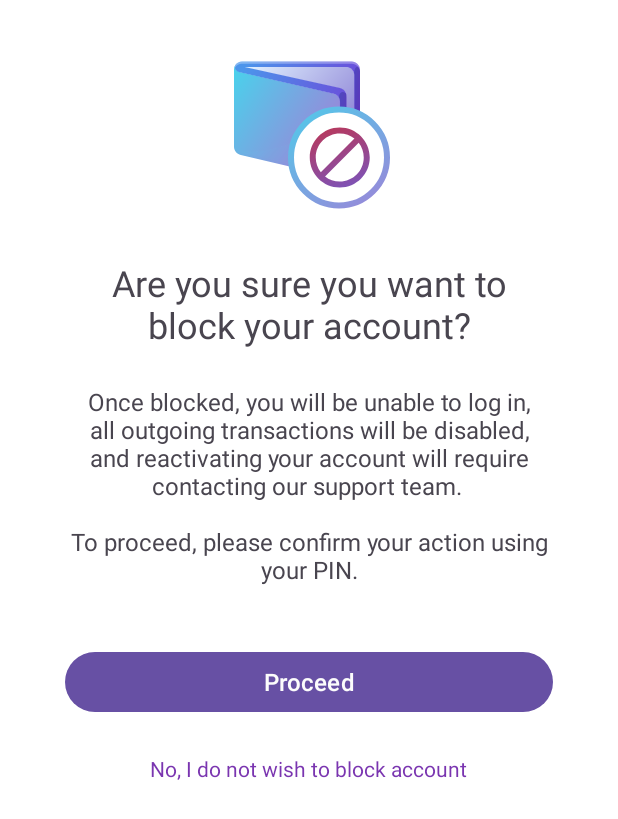
After one commit to hainguyehuy/voucherTask, an Android app: the fragment BlockAccountFragment placed in its activity, on a phone screen of 412 x 824 dp. The commit adds this screen. Shown: the top 819 px of the screen. Run offline under Robolectric (Android 15) with nearby library versions, the phone set to English and light mode, and no system bars.

Commit message:
add BlockAccountActivity

```diff
--- a/app/build.gradle.kts
+++ b/app/build.gradle.kts
@@ -36,6 +36,7 @@ android {
     }
     buildFeatures{
         dataBinding = true
+        viewBinding = true
     }
 }
 
--- /dev/null
+++ b/app/src/main/java/com/example/firsttask/ui/view/BlockAccountActivity.kt
@@ -0,0 +1,23 @@
+package com.example.firsttask.ui.view
+
+import androidx.appcompat.app.AppCompatActivity
+import android.os.Bundle
+import com.example.firsttask.R
+import com.example.firsttask.databinding.ActivityBlockAccountBinding
+
+class BlockAccountActivity : AppCompatActivity() {
+    private lateinit var binding : ActivityBlockAccountBinding
+    override fun onCreate(savedInstanceState: Bundle?) {
+        super.onCreate(savedInstanceState)
+        binding = ActivityBlockAccountBinding.inflate(layoutInflater)
+        setContentView(binding.root)
+
+        binding.button.setOnClickListener {
+            supportFragmentManager.beginTransaction()
+                .replace(R.id.fragmentContainerView,BlockAccountFragment())
+                .addToBackStack(null)
+                .commit()
+        }
+
+    }
+}
--- /dev/null
+++ b/app/src/main/java/com/example/firsttask/ui/view/BlockAccountFragment.kt
@@ -0,0 +1,46 @@
+package com.example.firsttask.ui.view
+
+import android.os.Bundle
+import androidx.fragment.app.Fragment
+import android.view.LayoutInflater
+import android.view.View
+import android.view.ViewGroup
+import com.example.firsttask.R
+import com.example.firsttask.databinding.FragmentBlockAccountBinding
+
+
+class BlockAccountFragment : Fragment() {
+
+    private var _binding: FragmentBlockAccountBinding?= null
+    private val binding get() = _binding!!
+    override fun onCreate(savedInstanceState: Bundle?) {
+        super.onCreate(savedInstanceState)
+
+    }
+
+    override fun onCreateView(
+        inflater: LayoutInflater, container: ViewGroup?,
+        savedInstanceState: Bundle?
+    ): View? {
+        _binding = FragmentBlockAccountBinding.inflate(inflater, container, false)
+        return binding.root
+    }
+
+    override fun onViewCreated(view: View, savedInstanceState: Bundle?) {
+        super.onViewCreated(view, savedInstanceState)
+
+        _binding?.lpBtnProceed?.setOnClickListener {
+            parentFragmentManager.beginTransaction()
+                .replace(R.id.fragmentContainerView,BlockAccountPinVerifyFragment())
+                .addToBackStack(null)
+                .commit()
+        }
+    }
+
+    override fun onDestroyView() {
+        super.onDestroyView()
+        _binding = null
+    }
+
+
+}
--- /dev/null
+++ b/app/src/main/res/drawable/icon_upgradewallet.xml
@@ -0,0 +1,146 @@
+<vector xmlns:android="http://schemas.android.com/apk/res/android"
+    xmlns:aapt="http://schemas.android.com/aapt"
+    android:width="120dp"
+    android:height="120dp"
+    android:viewportWidth="120"
+    android:viewportHeight="120">
+  <group>
+    <clip-path
+        android:pathData="M0,0h120v120h-120z"/>
+    <path
+        android:pathData="M75.3,89.52C74.93,89.52 74.55,89.48 74.18,89.4C74.13,89.39 74.07,89.38 74.02,89.37L14.53,75.37C13.19,75.05 11.99,74.27 11.17,73.16L11.13,73.12C10.39,72.1 10,70.9 10,69.65V18.33C10,17.28 10.31,16.26 10.89,15.39L11.09,15.5C10.69,16.43 10.68,17.33 11.06,18.08C11.51,18.98 12.5,19.64 13.83,19.95L76.56,34.35C79.08,34.94 80.84,37.16 80.84,39.75V83.97C80.84,87.03 78.36,89.52 75.3,89.52L75.3,89.52Z">
+      <aapt:attr name="android:fillColor">
+        <gradient
+            android:startX="78.43"
+            android:startY="113.35"
+            android:endX="-11.35"
+            android:endY="56.57"
+            android:type="linear">
+          <item android:offset="0.12" android:color="#FFAB76D5"/>
+          <item android:offset="1" android:color="#FF4CCFEB"/>
+        </gradient>
+      </aapt:attr>
+    </path>
+    <path
+        android:pathData="M10.99,17.3C10.92,17.46 10.86,17.63 10.81,17.79C10.8,17.74 10.78,17.7 10.77,17.65C10.84,17.53 10.91,17.41 10.99,17.3Z"
+        android:strokeAlpha="0.55"
+        android:fillColor="#ffffff"
+        android:fillAlpha="0.55"/>
+    <path
+        android:pathData="M84.76,36.15C84.76,34.71 84.2,33.36 83.17,32.35C82.47,31.67 81.61,31.2 80.67,30.98L14.98,16.47H84.83C86.52,16.47 88.1,17.23 89.16,18.56C89.96,19.55 90.38,20.75 90.38,22.02V66.54C90.38,67.16 90.28,67.76 90.08,68.34C89.54,69.9 88.36,71.13 86.82,71.72C86.2,71.95 85.55,72.08 84.88,72.08L84.76,72.08V36.15V36.15Z">
+      <aapt:attr name="android:fillColor">
+        <gradient
+            android:startX="87.81"
+            android:startY="89.96"
+            android:endX="13.71"
+            android:endY="23.47"
+            android:type="linear">
+          <item android:offset="0.12" android:color="#FF8476D1"/>
+          <item android:offset="1" android:color="#FFDFF0FF"/>
+        </gradient>
+      </aapt:attr>
+    </path>
+    <path
+        android:pathData="M76.85,89.7C75.99,89.7 75.09,89.59 74.19,89.39L74.23,89.16C74.59,89.23 74.95,89.27 75.31,89.27C78.23,89.27 80.61,86.88 80.61,83.95V39.73C80.61,38.91 80.42,38.09 80.05,37.35C79.34,35.94 78.05,34.92 76.51,34.56L13.77,20.16C12.38,19.83 11.34,19.13 10.86,18.17C10.44,17.35 10.45,16.39 10.88,15.39C11.88,13.89 13.53,13.01 15.31,13.01H88.45C91.51,13.01 94,15.5 94,18.56V63.07C94.08,68.92 91.64,70.57 86.81,71.7L86.74,71.48C88.21,70.92 89.35,69.74 89.86,68.25C90.05,67.69 90.15,67.11 90.15,66.52V22C90.15,21.52 90.09,21.04 89.96,20.59L89.95,20.58V20.57C89.32,18.28 87.21,16.69 84.83,16.69H17.1L80.72,30.73C82.48,31.15 83.93,32.4 84.6,34.07C84.86,34.73 85,35.42 85,36.13V80.14C85.19,83.11 84.44,85.59 82.83,87.31C81.37,88.87 79.3,89.7 76.85,89.7H76.85Z">
+      <aapt:attr name="android:fillColor">
+        <gradient
+            android:startX="122.26"
+            android:startY="94.32"
+            android:endX="4.1"
+            android:endY="51.02"
+            android:type="linear">
+          <item android:offset="0" android:color="#FF801CCF"/>
+          <item android:offset="1" android:color="#FF4C95EB"/>
+        </gradient>
+      </aapt:attr>
+    </path>
+    <path
+        android:pathData="M84.88,80.15C84.92,80.71 84.92,81.25 84.89,81.77C84.89,81.71 84.88,81.65 84.88,81.6V80.15Z"
+        android:strokeAlpha="0.55"
+        android:fillColor="#ffffff"
+        android:fillAlpha="0.55"/>
+    <path
+        android:pathData="M93.97,18.43V19.88C93.97,16.88 91.54,14.44 88.54,14.44H15.17C13.37,14.44 11.78,15.36 10.85,16.75C10.75,17 10.67,17.23 10.62,17.46C10.45,16.83 10.51,16.1 10.85,15.31C11.78,13.92 13.37,13 15.17,13H88.54C91.54,13 93.97,15.43 93.97,18.43Z"
+        android:strokeAlpha="0.3"
+        android:fillColor="#ffffff"
+        android:fillAlpha="0.3"/>
+    <path
+        android:pathData="M84.97,80.29C85.43,87.39 80.38,90.83 74.21,89.43C77.56,90.12 80.73,87.55 80.73,84.1V39.75C80.73,38.88 80.52,38.05 80.15,37.32C79.65,33.83 82.25,32.36 84.49,34.13C84.74,34.76 84.97,35.44 84.97,36.15V80.29Z"
+        android:strokeAlpha="0.3"
+        android:fillAlpha="0.3">
+      <aapt:attr name="android:fillColor">
+        <gradient
+            android:startX="88.66"
+            android:startY="93.14"
+            android:endX="71.39"
+            android:endY="92.02"
+            android:type="linear">
+          <item android:offset="0" android:color="#FF420175"/>
+          <item android:offset="1" android:color="#FF013776"/>
+        </gradient>
+      </aapt:attr>
+    </path>
+    <path
+        android:pathData="M93.97,19.17V63.18C94.05,69.05 91.4,70.61 86.78,71.7C88.27,71.13 89.45,69.91 89.97,68.39C90.16,67.84 90.26,67.25 90.26,66.63V22.02C90.26,21.52 90.2,21.04 90.07,20.58V20.57C90.26,16.8 92.87,14.24 93.97,19.17Z"
+        android:strokeAlpha="0.3"
+        android:fillAlpha="0.3">
+      <aapt:attr name="android:fillColor">
+        <gradient
+            android:startX="96.41"
+            android:startY="75.03"
+            android:endX="84.88"
+            android:endY="74.53"
+            android:type="linear">
+          <item android:offset="0" android:color="#FF420175"/>
+          <item android:offset="1" android:color="#FF013776"/>
+        </gradient>
+      </aapt:attr>
+    </path>
+    <path
+        android:pathData="M75.76,47.51C76.82,46.2 77.35,45.54 77.73,45.48C78.07,45.43 78.39,45.54 78.62,45.8C78.88,46.09 78.88,46.9 78.88,48.53V83.97C78.88,85.95 77.28,87.56 75.31,87.56C75.06,87.56 74.82,87.53 74.58,87.48L74.52,87.47L14.98,73.46C14.81,73.42 14.85,73.22 15.03,73.22C38.44,73.81 61.71,64.92 75.76,47.51Z"
+        android:strokeAlpha="0.3"
+        android:fillAlpha="0.3">
+      <aapt:attr name="android:fillColor">
+        <gradient
+            android:startX="76.68"
+            android:startY="101.79"
+            android:endX="17.35"
+            android:endY="44.48"
+            android:type="linear">
+          <item android:offset="0.12" android:color="#FFAB76D5"/>
+          <item android:offset="1" android:color="#FF4CCFEB"/>
+        </gradient>
+      </aapt:attr>
+    </path>
+    <path
+        android:pathData="M80,77m-32,0a32,32 0,1 1,64 0a32,32 0,1 1,-64 0"
+        android:strokeWidth="4"
+        android:fillColor="#ffffff">
+      <aapt:attr name="android:strokeColor">
+        <gradient
+            android:startX="126.25"
+            android:startY="142"
+            android:endX="50"
+            android:endY="36.38"
+            android:type="linear">
+          <item android:offset="0.12" android:color="#FFAB76D5"/>
+          <item android:offset="1" android:color="#FF4CCFEB"/>
+        </gradient>
+      </aapt:attr>
+    </path>
+    <path
+        android:pathData="M80.5,57C69.46,57 60.5,65.96 60.5,77C60.5,88.04 69.46,97 80.5,97C91.54,97 100.5,88.04 100.5,77C100.5,65.96 91.54,57 80.5,57ZM64.5,77C64.5,68.16 71.66,61 80.5,61C84.2,61 87.6,62.26 90.3,64.38L67.88,86.8C65.68,84.01 64.49,80.55 64.5,77ZM80.5,93C76.8,93 73.4,91.74 70.7,89.62L93.12,67.2C95.32,69.99 96.51,73.45 96.5,77C96.5,85.84 89.34,93 80.5,93Z">
+      <aapt:attr name="android:fillColor">
+        <gradient
+            android:startX="68.12"
+            android:startY="50.37"
+            android:endX="90.72"
+            android:endY="116.72"
+            android:type="linear">
+          <item android:offset="0" android:color="#FFC1344E"/>
+          <item android:offset="1" android:color="#FF635FDF"/>
+        </gradient>
+      </aapt:attr>
+    </path>
+  </group>
+</vector>
--- /dev/null
+++ b/app/src/main/res/layout/activity_block_account.xml
@@ -0,0 +1,28 @@
+<?xml version="1.0" encoding="utf-8"?>
+<androidx.constraintlayout.widget.ConstraintLayout xmlns:android="http://schemas.android.com/apk/res/android"
+    xmlns:app="http://schemas.android.com/apk/res-auto"
+    xmlns:tools="http://schemas.android.com/tools"
+    android:layout_width="match_parent"
+    android:layout_height="match_parent"
+    tools:context=".ui.view.blockAccount.BlockAccountActivity"
+    android:orientation="vertical"
+    android:gravity="center_horizontal">
+
+    <Button
+        android:id="@+id/button"
+        android:layout_width="wrap_content"
+        android:layout_height="wrap_content"
+        android:text="NavBlockAccountFragment"
+        android:layout_marginTop="20dp"
+        app:layout_constraintTop_toTopOf="parent"
+        app:layout_constraintStart_toStartOf="parent"
+        app:layout_constraintEnd_toEndOf="parent"
+         />
+    <FrameLayout
+        android:id="@+id/fragmentContainerView"
+        android:layout_width="match_parent"
+        android:layout_height="match_parent"
+        app:layout_constraintTop_toTopOf="parent"
+        app:layout_constraintStart_toStartOf="parent"
+        app:layout_constraintEnd_toEndOf="parent"/>
+</androidx.constraintlayout.widget.ConstraintLayout>
--- /dev/null
+++ b/app/src/main/res/layout/fragment_block_account.xml
@@ -0,0 +1,70 @@
+<?xml version="1.0" encoding="utf-8"?>
+<androidx.constraintlayout.widget.ConstraintLayout xmlns:android="http://schemas.android.com/apk/res/android"
+    xmlns:app="http://schemas.android.com/apk/res-auto"
+    xmlns:tools="http://schemas.android.com/tools"
+    android:layout_width="match_parent"
+    android:layout_height="match_parent"
+    tools:context=".ui.view.blockAccount.BlockAccountFragment"
+    android:orientation="vertical"
+    android:background="@color/white">
+
+    <ImageView
+        android:id="@+id/lp_img_block_account"
+        android:layout_width="wrap_content"
+        android:layout_height="wrap_content"
+        android:layout_marginTop="28dp"
+        android:src="@drawable/icon_upgradewallet"
+        app:layout_constraintEnd_toEndOf="parent"
+        app:layout_constraintStart_toStartOf="parent"
+        app:layout_constraintTop_toTopOf="parent"
+        android:contentDescription="@string/image_block_account"/>
+
+    <TextView
+        android:id="@+id/lp_text_block_account_title"
+        android:layout_width="325dp"
+        android:layout_height="wrap_content"
+        android:layout_marginTop="24dp"
+        android:gravity="center_horizontal"
+        android:text="@string/are_you_sure_you_want_to_block_your_account"
+        android:textSize="24sp"
+        app:layout_constraintEnd_toEndOf="parent"
+        app:layout_constraintStart_toStartOf="parent"
+        app:layout_constraintTop_toBottomOf="@+id/lp_img_block_account" />
+    <TextView
+        android:id="@+id/lp_text_block_account_body"
+        android:layout_width="325dp"
+        android:layout_height="wrap_content"
+        android:gravity="center_horizontal"
+        android:layout_marginTop="24dp"
+        app:layout_constraintEnd_toEndOf="parent"
+        app:layout_constraintStart_toStartOf="parent"
+        app:layout_constraintTop_toBottomOf="@id/lp_text_block_account_title"
+        android:text="@string/once_blocked_you_will_be_unable_to_log_in_all_outgoing_transactions_will_be_disabled_and_reactivating_your_account_will_require_contacting_our_support_team_n_nto_proceed_please_confirm_your_action_using_your_pin"
+        android:textSize="16sp"/>
+    <LinearLayout
+        android:id="@+id/lp_button_proceed"
+        android:layout_width="325dp"
+        android:layout_height="wrap_content"
+        android:gravity="center_horizontal"
+        android:layout_marginTop="40dp"
+        app:layout_constraintEnd_toEndOf="parent"
+        app:layout_constraintStart_toStartOf="parent"
+        app:layout_constraintTop_toBottomOf="@+id/lp_text_block_account_body"
+        android:orientation="vertical">
+        <Button
+            android:id="@+id/lp_btn_proceed"
+            android:layout_width="match_parent"
+            android:layout_height="wrap_content"
+            android:text="@string/proceed"
+            android:textSize="16sp"
+            android:textColor="#FCFCFC"
+            />
+        <TextView
+            android:id="@+id/lp_title_message"
+            android:layout_width="wrap_content"
+            android:layout_height="wrap_content"
+            android:layout_marginTop="24dp"
+            android:text="No, I do not wish to block account"
+            android:textColor="#7A35B0"/>
+    </LinearLayout>
+</androidx.constraintlayout.widget.ConstraintLayout>
--- a/app/src/main/res/values/strings.xml
+++ b/app/src/main/res/values/strings.xml
@@ -10,4 +10,19 @@
     <string name="sgd_0_00">SGD 0.00</string>
     <string name="newpayable">-</string>
     <string name="conti">Continue</string>
+    <string name="are_you_sure_you_want_to_block_your_account">Are you sure you want to block your account?</string>
+    <string name="proceed">Proceed</string>
+    <string name="once_blocked_you_will_be_unable_to_log_in_all_outgoing_transactions_will_be_disabled_and_reactivating_your_account_will_require_contacting_our_support_team_n_nto_proceed_please_confirm_your_action_using_your_pin">Once blocked, you will be unable to log in, all outgoing transactions will be disabled, and reactivating your account will require contacting our support team. \n \nTo proceed, please confirm your action using your PIN.</string>
+    <string name="block_account">Block Account</string>
+    <string name="cancel">Cancel</string>
+    <string name="before_we_continue_to_block_you_account">Before we continue to block you account…</string>
+    <string name="your_account_has_been_blocked_successfully">Your account has been blocked successfully</string>
+    <string name="you_can_no_longer_log_in_or_perform_transactions_n_n_to_reactivate_your_account_please_contact_out_support_team_at_support_liquidpay_com_n_n_thank_yoi_for_ensuring_the_security_of_your_account_a_bit_funny">
+        You can no longer log in or perform transactions \n\n
+        To reactivate your account, please contact out support eam at <font color ="#7A35B0">support@liquidpay.com</font> \n\n
+        <i><font >Thank you for ensuring the security of your account??? a bit funny</font></i>
+
+    </string>
+    <string name="okay">Okay</string>
+    <string name="image_block_account">Image Block Account</string>
 </resources>
```
Also changed, not shown: app/src/main/AndroidManifest.xml (+9 -0 lines), app/src/main/java/com/example/firsttask/ui/view/BlockAccountPinVerifyFragment.kt (added, +39 -0 lines), app/src/main/java/com/example/firsttask/ui/view/BlockAccountResultFragment.kt (added, +40 -0 lines), app/src/main/res/layout/fragment_block_account_pin_verify.xml (added, +60 -0 lines), app/src/main/res/layout/fragment_block_account_result.xml (added, +56 -0 lines).
